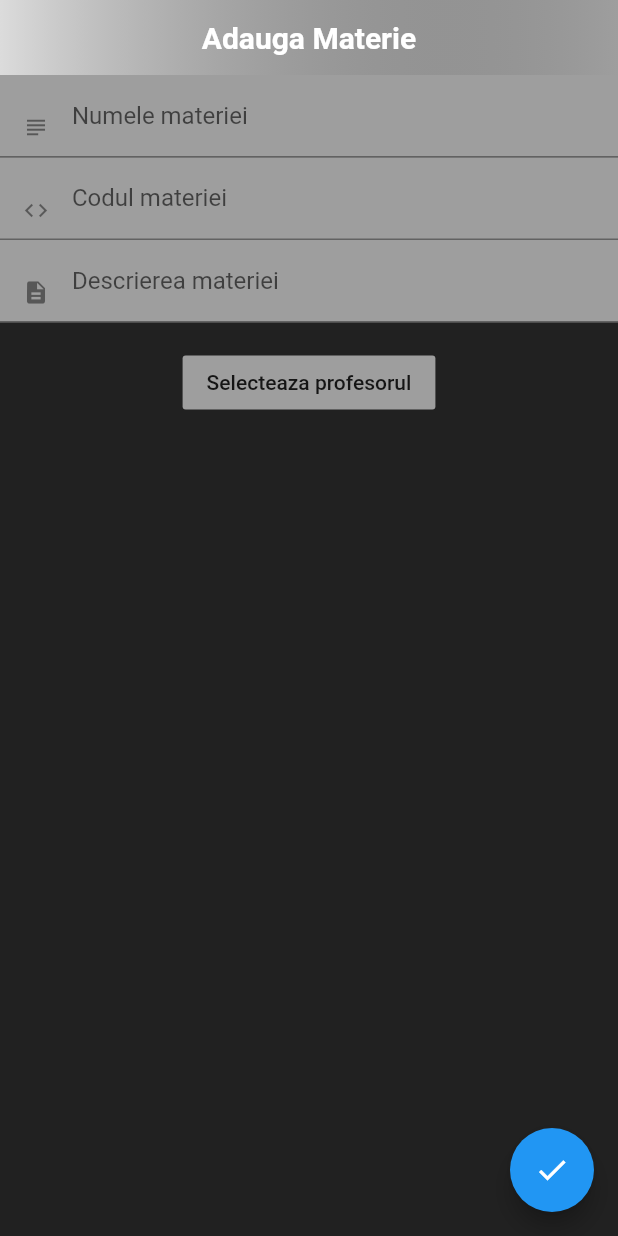
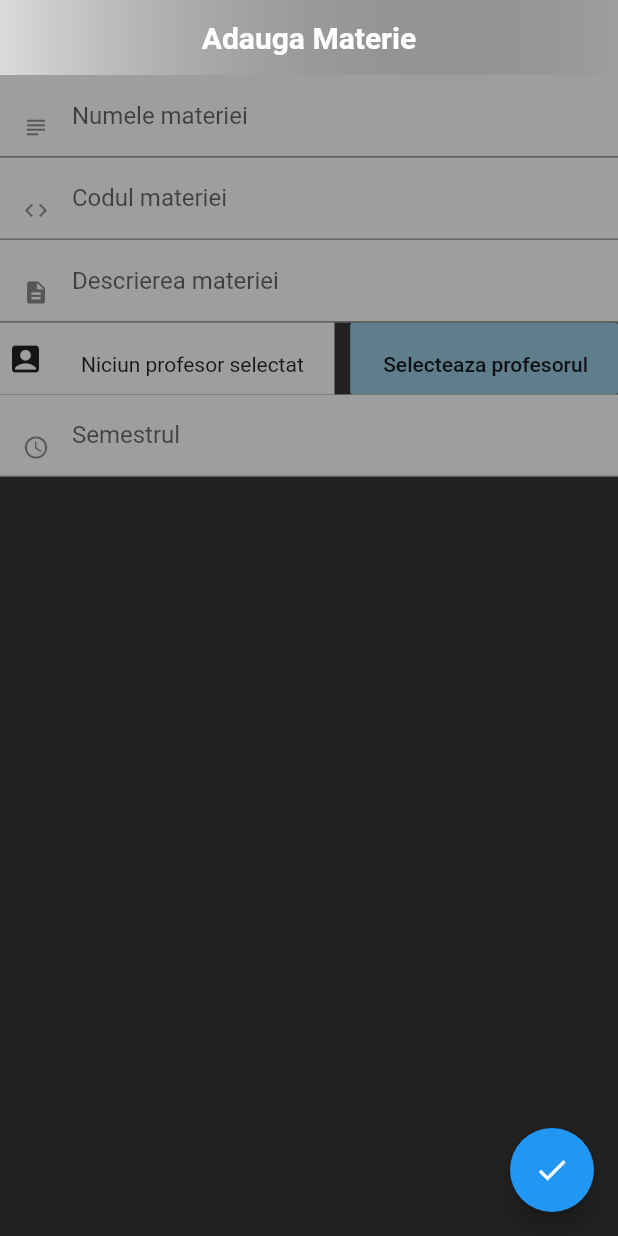
Before and after one commit to cadeca/vitele-mobile, a Flutter app: the screen it shows after launch, after a tap on the "add" icon, on a phone screen of 412 x 824 dp. Run offline on Flutter 3.47's test engine with Material 2 defaults, Android fonts, the phone set to English and light mode, and no system bars; network calls fail; Roboto replaces fonts that are missing (Poppins).

Commit message:
Finalized subject creation

```diff
--- a/lib/subjects/createsubject.dart
+++ b/lib/subjects/createsubject.dart
@@ -1,9 +1,15 @@
+import 'dart:convert';
+import 'dart:io';
+
 import 'package:flutter/cupertino.dart';
 import 'package:flutter/material.dart';
+import 'package:flutter/services.dart';
+import 'package:http/http.dart';
 import 'package:weasylearn/representation/Subject.dart';
 import 'package:weasylearn/subjects/subjectnotification.dart';
 import 'package:weasylearn/subjects/teacherRadio.dart';
 import 'package:weasylearn/utils/fancyappbar.dart';
+import 'package:http/http.dart' as http;
 
 class CreateSubjectWidget extends StatefulWidget {
   @override
@@ -37,8 +43,10 @@ class CreateSubjectState extends State<CreateSubjectWidget> {
         floatingActionButton: FloatingActionButton(
           child: Icon(Icons.check),
           onPressed: () {
-            if (_formKey.currentState.validate()) {
-              showDialog(
+            if (_formKey.currentState.validate() && _subject.teacher != null) {
+              final response = _createSubject(_subject);
+              response.whenComplete(
+                () => showDialog(
                   context: context,
                   child: AlertDialog(
                     title: Text('Materie salvata!'),
@@ -48,6 +56,22 @@ class CreateSubjectState extends State<CreateSubjectWidget> {
                         onPressed: () {
                           Navigator.of(context)
                               .popUntil((route) => route.isFirst);
+                        },
+                      ),
+                    ],
+                  ),
+                ),
+              );
+            } else {
+              showDialog(
+                context: context,
+                child: AlertDialog(
+                  title: Text('Trebuie sa completati toate informatiile!'),
+                  actions: [
+                    FlatButton(
+                      child: Text('Ok'),
+                      onPressed: () {
+                        Navigator.of(context).pop();
                       },
                     ),
                   ],
@@ -63,13 +87,6 @@ class CreateSubjectState extends State<CreateSubjectWidget> {
   Form _createFormForSubjects() {
     return Form(
       key: _formKey,
-      child: NotificationListener<SubjectNotification>(
-        onNotification: (SubjectNotification notification) {
-          setState(() {
-            this._subject = notification.subject;
-          });
-          return true;
-        },
       child: Column(
         children: [
           _createTextFormField(
@@ -102,11 +119,31 @@ class CreateSubjectState extends State<CreateSubjectWidget> {
               });
             },
           ),
-            _subject.teacher != null
+          Row(
+            children: [
+              Container(
+                color: Colors.grey,
+                padding:
+                    EdgeInsets.only(top: 12, bottom: 12, left: 5, right: 5),
+                child: Icon(Icons.account_box),
+              ),
+              Expanded(
+                child: Container(
+                  color: Colors.grey,
+                  padding:
+                      EdgeInsets.only(top: 20, bottom: 12, right: 10, left: 20),
+                  child: _subject.teacher != null
                       ? Text(_subject.teacher.UIvalue)
-                : Text(''),
-            FlatButton(
-              color: Colors.grey,
+                      : Text('Niciun profesor selectat'),
+                ),
+              ),
+              Expanded(
+                child: Container(
+                  alignment: Alignment.centerRight,
+                  child: FlatButton(
+                    color: Colors.blueGrey,
+                    padding: EdgeInsets.only(
+                        top: 20, bottom: 12, left: 22, right: 20),
                     child: Text('Selecteaza profesorul'),
                     onPressed: () {
                       showDialog(
@@ -128,8 +165,22 @@ class CreateSubjectState extends State<CreateSubjectWidget> {
                       );
                     },
                   ),
+                ),
+              ),
             ],
           ),
+          _createTextFormField(
+            labelText: 'Semestrul',
+            validateText: 'Semestrul nu poate fi gol!',
+            icon: Icon(Icons.access_time),
+            onChange: (String value) {
+              setState(() {
+                _subject.semester = int.parse(value);
+              });
+            },
+            keyboardType: TextInputType.number,
+          ),
+        ],
       ),
     );
   }
@@ -140,12 +191,12 @@ class CreateSubjectState extends State<CreateSubjectWidget> {
       Icon icon,
       bool readOnly = false,
       ValueChanged<String> onChange,
-      String initialValue}) {
+      TextInputType keyboardType = TextInputType.text}) {
     return Container(
       color: Colors.grey,
       child: TextFormField(
         readOnly: readOnly,
-        initialValue: initialValue,
+        keyboardType: keyboardType,
         onChanged: onChange,
         decoration: InputDecoration(
           contentPadding: EdgeInsets.only(top: 10, bottom: 10),
@@ -162,7 +213,27 @@ class CreateSubjectState extends State<CreateSubjectWidget> {
           }
           return null;
         },
+        inputFormatters: [
+          keyboardType == TextInputType.number
+              ? FilteringTextInputFormatter.allow(RegExp('[12345678]'))
+              : FilteringTextInputFormatter.singleLineFormatter,
+        ],
       ),
     );
   }
+
+  Future<Response> _createSubject(Subject subject) async {
+    final response = await http.post(
+      'http://10.0.2.2:2020/api/subject',
+      body: jsonEncode(subject.toJson()),
+      headers: {
+        'Accept': 'application/json',
+        'content-type': 'application/json',
+        HttpHeaders.authorizationHeader: base64Encode(
+          utf8.encode('admin:admin'),
+        ),
+      },
+    );
+    return response;
   }
+}
--- a/lib/subjects/subjects.dart
+++ b/lib/subjects/subjects.dart
@@ -15,7 +15,7 @@ Future<List<Subject>> fetchSubjects() async {
     'http://10.0.2.2:2020/api/subject',
     headers: {
       HttpHeaders.authorizationHeader: base64Encode(
-        utf8.encode("student:student"),
+        utf8.encode("teacher:teacher"),
       ),
     },
   );
```
Also changed, not shown: lib/representation/Subject.dart (+9 -1 lines), lib/representation/Assistant.dart (deleted). Lines whose indentation alone changed are shown as unchanged.
